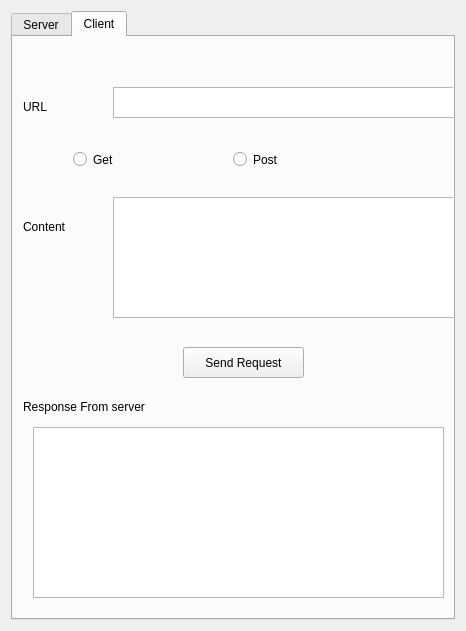
Shivakishore14/CoAP_Tool, file coap_tool.ui: the form before one commit.
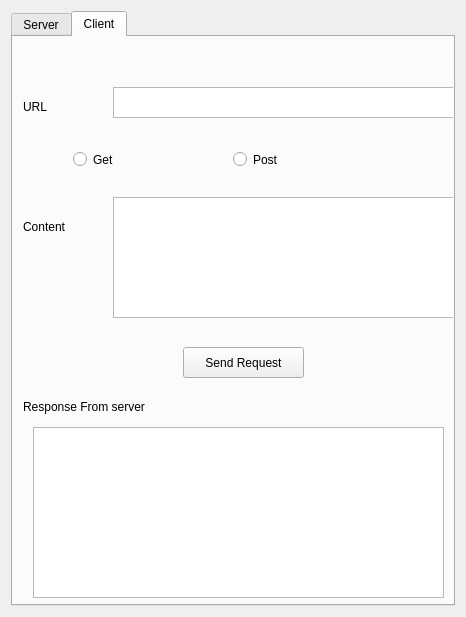
The form after the commit.

Commit message: added client functionality

Patch:
```diff
--- a/coap_tool.ui
+++ b/coap_tool.ui
@@ -7,7 +7,7 @@
     <x>0</x>
     <y>0</y>
     <width>466</width>
-    <height>631</height>
+    <height>617</height>
    </rect>
   </property>
   <property name="windowTitle">
```
Left out of the diff: 2 changed lines with no effect on the pictures. The commit also changes 1 other file.
